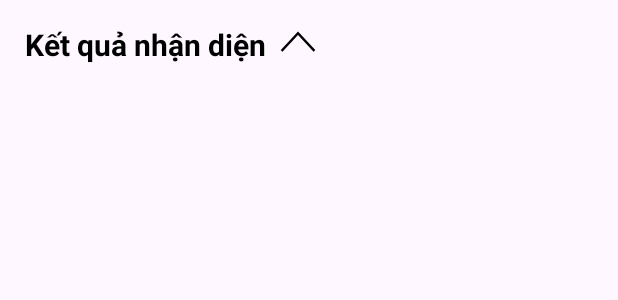
After one commit to thanhtamB2112004/NCKH, an Android app built with Jetpack Compose: the layout item_detection_result.xml on its own in the app's theme, with its tools: preview values and no code run, on a phone screen of 412 x 824 dp. The commit adds this screen. Shown: the top 300 px of the screen. Run offline under Robolectric (Android 15) with nearby library versions, the phone set to English and light mode, and no system bars.

Commit message:
Update MultiDetection Layout

```diff
--- a/app/build.gradle.kts
+++ b/app/build.gradle.kts
@@ -54,7 +54,6 @@ android {
 
 dependencies {
     implementation ("com.ms-square:expandableTextView:0.1.4")
-    implementation ("com.github.aakira:expandable-layout:1.6.0@aar")
     implementation("androidx.core:core-ktx:1.12.0")
     implementation("androidx.appcompat:appcompat:1.6.1")
     implementation("com.google.android.material:material:1.11.0")
--- /dev/null
+++ b/app/src/main/res/drawable/ic_down_arrow.xml
@@ -0,0 +1,11 @@
+<vector xmlns:android="http://schemas.android.com/apk/res/android"
+    android:width="24dp"
+    android:height="24dp"
+    android:viewportWidth="15"
+    android:viewportHeight="15">
+    <path
+        android:pathData="M14,5 L7.5,12 L1,5"
+        android:strokeColor="#000000"
+        android:strokeWidth="1"
+        android:strokeLineCap="square"/>
+</vector>
--- /dev/null
+++ b/app/src/main/res/drawable/ic_up_arrow.xml
@@ -0,0 +1,4 @@
+<?xml version="1.0" encoding="utf-8"?>
+<selector xmlns:android="http://schemas.android.com/apk/res/android">
+
+</selector>
--- /dev/null
+++ b/app/src/main/res/layout/item_detection_result.xml
@@ -0,0 +1,72 @@
+<?xml version="1.0" encoding="utf-8"?>
+<LinearLayout
+    xmlns:android="http://schemas.android.com/apk/res/android"
+    xmlns:app="http://schemas.android.com/apk/res-auto"
+    android:layout_width="match_parent"
+    android:layout_height="wrap_content"
+
+    android:orientation="vertical"
+    android:padding="8dp">
+
+    <LinearLayout
+        android:id="@+id/layoutExpandable"
+        android:layout_width="match_parent"
+        android:layout_height="wrap_content"
+        android:orientation="horizontal"
+        android:gravity="center_vertical"
+        android:padding="8dp">
+
+        <TextView
+            android:id="@+id/txtResults"
+            android:layout_width="wrap_content"
+            android:layout_height="wrap_content"
+            android:text="Kết quả nhận diện"
+            android:textSize="20sp"
+            android:textColor="@android:color/black"
+            android:textStyle="bold"
+            android:gravity="end" />
+
+        <ImageView
+            android:id="@+id/imgArrow"
+            android:layout_width="24dp"
+            android:layout_height="24dp"
+            android:src="@drawable/ic_down_arrow"
+            app:tint="@android:color/black"
+            android:layout_marginStart="10dp"
+            android:rotation="180"/>
+    </LinearLayout>
+
+    <TextView
+        android:id="@+id/txtResults2"
+        android:layout_width="match_parent"
+        android:layout_height="wrap_content"
+        android:text="Bệnh: "
+        android:textSize="20sp"
+        android:textColor="@android:color/black"
+        android:layout_marginBottom="8dp"
+        android:padding="8dp"
+        android:visibility="gone" />
+
+    <TextView
+        android:id="@+id/txtResults3"
+        android:layout_width="match_parent"
+        android:layout_height="wrap_content"
+        android:text="Cách điều trị: "
+        android:textSize="20sp"
+        android:textColor="@android:color/black"
+        android:layout_marginBottom="8dp"
+        android:padding="8dp"
+        android:visibility="gone" />
+
+    <TextView
+        android:id="@+id/txtResults4"
+        android:layout_width="match_parent"
+        android:layout_height="wrap_content"
+        android:text="Cách phòng tránh: "
+        android:textSize="20sp"
+        android:textColor="@android:color/black"
+        android:layout_marginBottom="8dp"
+        android:padding="8dp"
+        android:visibility="gone" />
+
+</LinearLayout>
--- a/build.gradle.kts
+++ b/build.gradle.kts
@@ -1,5 +1,5 @@
 // Top-level build file where you can add configuration options common to all sub-projects/modules.
 plugins {
-    id("com.android.application") version "8.5.0" apply false
+    id("com.android.application") version "8.5.1" apply false
     id("org.jetbrains.kotlin.android") version "1.9.0" apply false
 }
```
Also changed, not shown: app/src/main/java/com/surendramaran/yolov8tflite/DetectionResult.kt (added, +8 -0 lines), app/src/main/java/com/surendramaran/yolov8tflite/DetectionResultAdapter.kt (added, +62 -0 lines), app/src/main/java/com/surendramaran/yolov8tflite/ExpandableTextAdapter.kt (+36 -36 lines), app/src/main/java/com/surendramaran/yolov8tflite/ResultBottomSheetFragment.kt (+55 -28 lines), app/src/main/res/layout/fragment_result_bottom_sheet.xml (+17 -42 lines).
